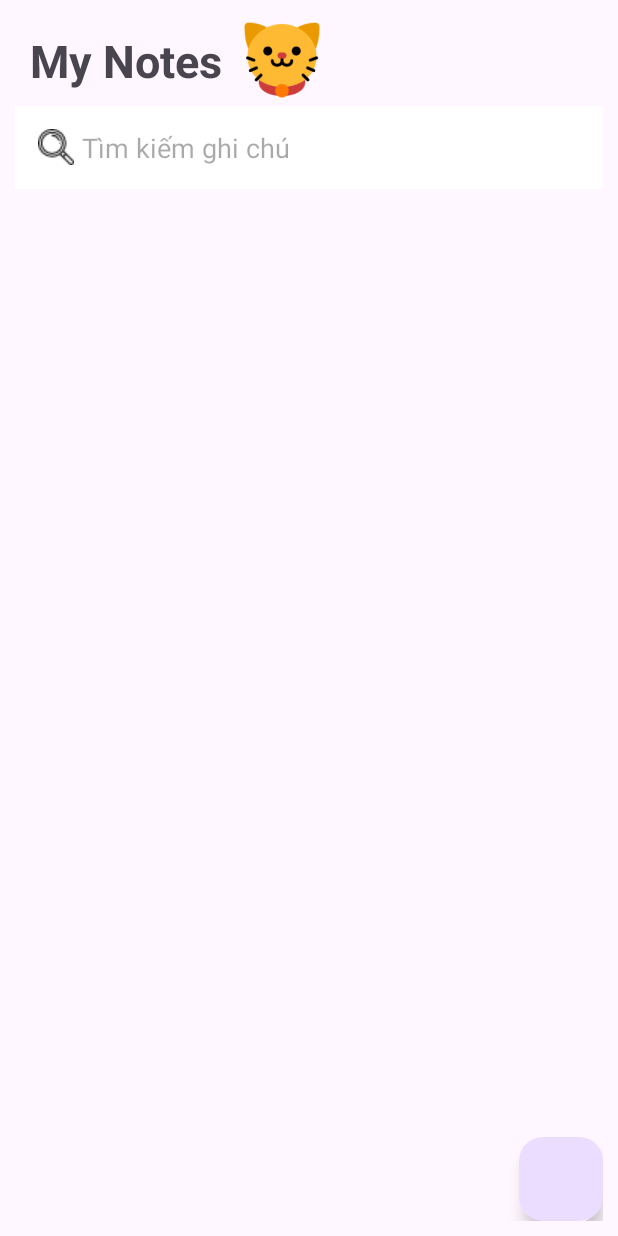
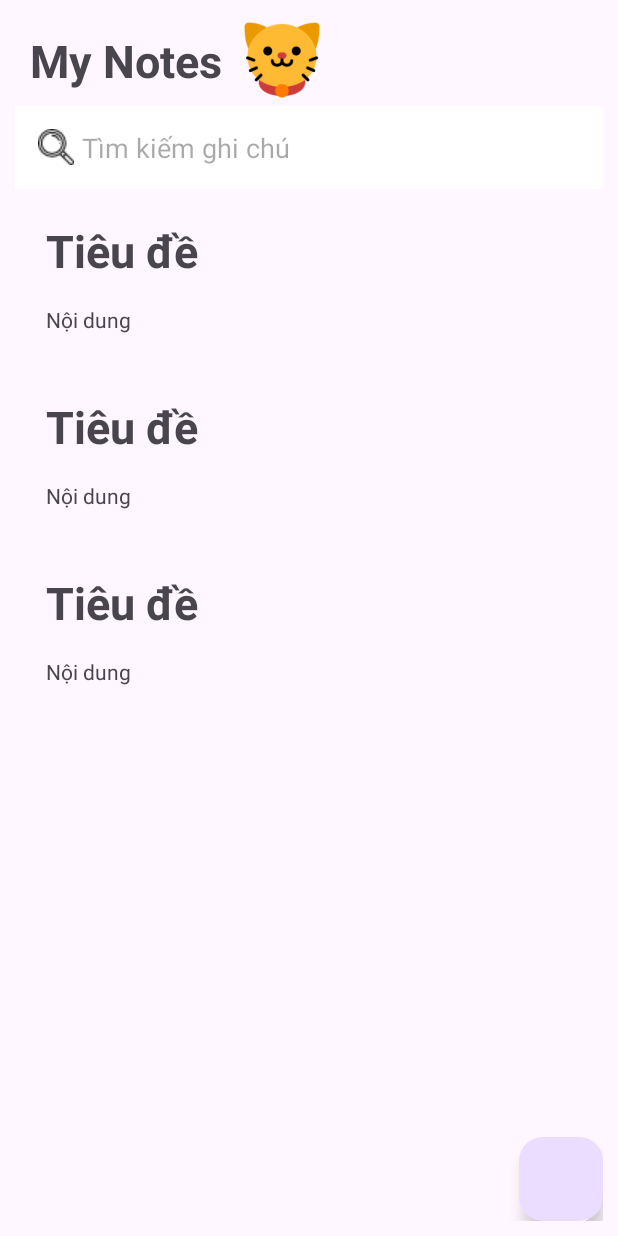
Before and after one commit to dodphu/NoteCat, an Android app: the layout fragment_all_note.xml on its own in the app's theme, with its tools: preview values and no code run, on a phone screen of 412 x 824 dp. Run offline under Robolectric (Android 15) with nearby library versions, the phone set to English and light mode, and no system bars.

Commit message:
Add note

```diff
--- /dev/null
+++ b/app/src/main/res/drawable/baseline_arrow_back_24.xml
@@ -0,0 +1,5 @@
+<vector android:autoMirrored="true" android:height="24dp"
+    android:tint="#000000" android:viewportHeight="24"
+    android:viewportWidth="24" android:width="24dp" xmlns:android="http://schemas.android.com/apk/res/android">
+    <path android:fillColor="@android:color/white" android:pathData="M20,11H7.83l5.59,-5.59L12,4l-8,8 8,8 1.41,-1.41L7.83,13H20v-2z"/>
+</vector>
--- a/app/src/main/res/layout/fragment_all_note.xml
+++ b/app/src/main/res/layout/fragment_all_note.xml
@@ -6,6 +6,7 @@
     android:layout_height="match_parent"
     android:orientation="vertical"
     android:padding="10dp"
+    android:id="@+id/frag_allNote"
     tools:context=".fragment.AllNoteFragment">
 
     <TextView
@@ -46,7 +47,8 @@
         android:clipToPadding="false"
         android:transitionGroup="true"
         app:layout_constraintLeft_toLeftOf="parent"
-        app:layout_constraintTop_toBottomOf="@+id/edit_text_id" />
+        app:layout_constraintTop_toBottomOf="@+id/edit_text_id"
+        tools:listitem="@layout/note_item"/>
 
     <ImageView
         android:id="@+id/imgv_noTask"
--- /dev/null
+++ b/app/src/main/res/layout/note_item.xml
@@ -0,0 +1,24 @@
+<?xml version="1.0" encoding="utf-8"?>
+<LinearLayout xmlns:android="http://schemas.android.com/apk/res/android"
+    android:layout_width="wrap_content"
+    android:layout_height="wrap_content"
+    android:orientation="vertical"
+    android:padding="15dp">
+
+    <TextView
+        android:layout_width="match_parent"
+        android:layout_height="wrap_content"
+        android:layout_marginBottom="5dp"
+        android:padding="5dp"
+        android:text="Tiêu đề"
+        android:textSize="30sp"
+        android:textStyle="bold" />
+
+    <TextView
+        android:layout_width="match_parent"
+        android:layout_height="wrap_content"
+        android:padding="5dp"
+        android:text="Nội dung"
+        android:inputType="none"/>
+
+</LinearLayout>
--- a/app/src/main/res/values/strings.xml
+++ b/app/src/main/res/values/strings.xml
@@ -1,5 +1,6 @@
 <resources>
     <string name="app_name">NoteCat</string>
     <string name="timkiemghichu">Tìm kiếm ghi chú</string>
+    <string name="hello_blank_fragment">Hello blank fragment</string>
 
 </resources>
```
Also changed, not shown: app/src/main/java/com/example/notecat/fragment/AddOrEditNoteFragment.kt (added, +60 -0 lines), app/src/main/res/layout/fragment_add_or_edit_note.xml (added, +59 -0 lines), app/src/main/res/drawable/photocat_editing.png (added), app/src/main/res/drawable/save.png (added).
